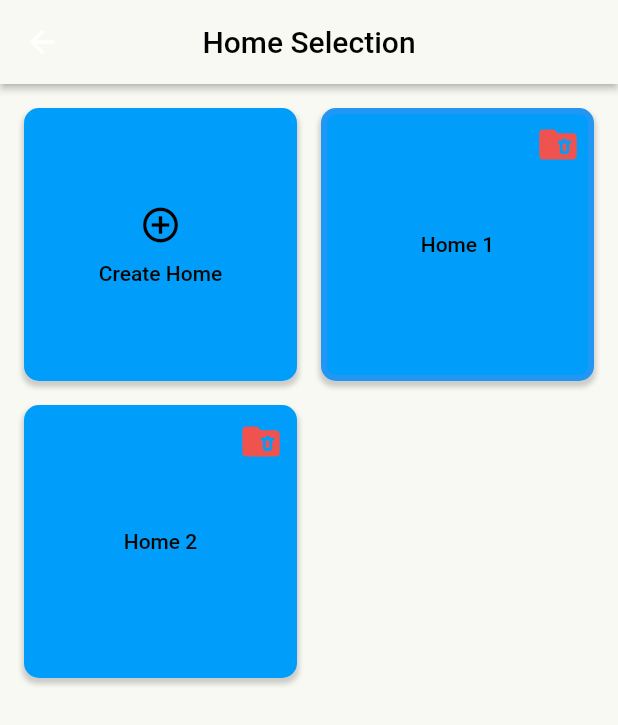
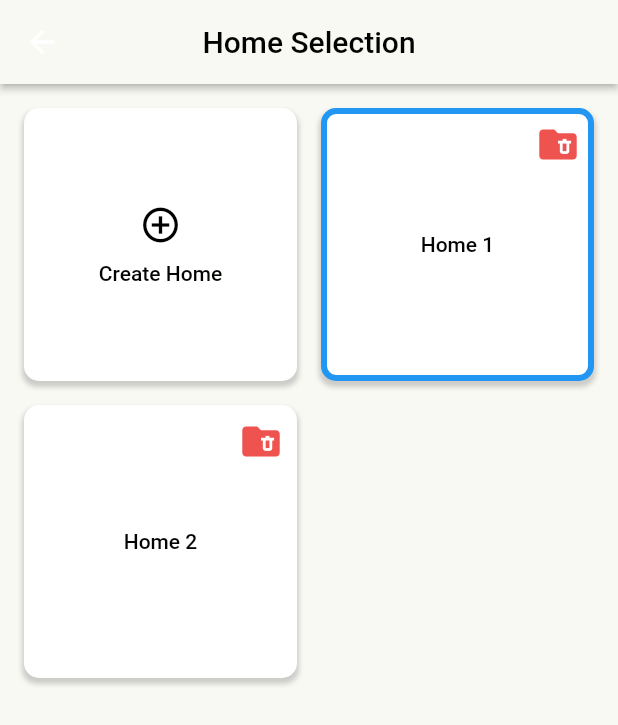
Before and after one commit to Gladson-Lalu/home_automation_v2, a Flutter app: the HomeSelectionScreen screen opened by its route, on a phone screen of 412 x 824 dp. Shown: the top 725 px of the screen. Run offline on Flutter 3.47's test engine with Material 2 defaults, Android fonts, the phone set to English and light mode, and no system bars; our stand-ins replace animated_text_kit, double_back_to_close_app, firebase_auth, firebase_core, firebase_database, flutter_bluetooth_serial and 10 more; missing offline and left inert: system_settings; accounts and stored records are empty.

```diff
--- a/lib/domain/model/user_model.dart
+++ b/lib/domain/model/user_model.dart
@@ -14,6 +14,7 @@ class UserModel {
   //toJSON
   Map<String, dynamic> toJson() {
     return {
+      'uuid': uuid,
       'name': name,
       'email': email,
       'password': password,
--- a/lib/domain/provider/bluetooth_serial_service.dart
+++ b/lib/domain/provider/bluetooth_serial_service.dart
@@ -99,7 +99,8 @@ class BluetoothSerialService {
 
   void writeData(String data) {
     if (_connection != null && _connection!.isConnected) {
-      _connection!.output.add(Uint8List.fromList(utf8.encode(data)));
-    }
+
+      _connection!.output.add(utf8.encoder.convert(data));
+          }
   }
 }
--- a/lib/view/bluetooth/bluetooth_screen_controller.dart
+++ b/lib/view/bluetooth/bluetooth_screen_controller.dart
@@ -104,6 +104,7 @@ class BluetoothScreenController extends GetxController {
   }
 
   void sendCredentials() {
+    try {
       _getStorage.write('wifiSSID', wifiSSIDController.text);
       _getStorage.write('wifiPassword', wifiPasswordController.text);
       final String home =
@@ -111,7 +112,10 @@ class BluetoothScreenController extends GetxController {
       final email = Get.find<AppController>().currentUser!.email;
       final password = Get.find<AppController>().currentUser!.password;
       final String message =
-        'room:${roomNameController.text}||home:$home||email:$email||password:$password||ssid:${wifiSSIDController.text};wifiPWD:${wifiPasswordController.text}';
+          "emailS${email}emailE:passS${password}passE:homeS${home}homeE:roomS${roomNameController.text}roomE:wifiS${wifiSSIDController.text}wifiE:wPassS${wifiPasswordController.text}wPassE";
       _bluetoothSerialService.writeData(message);
+    } catch (e) {
+      AppToast.show('Error: ${e.toString()}');
     }
   }
+}
--- a/lib/view/home/widget/app_bar/home_app_bar.dart
+++ b/lib/view/home/widget/app_bar/home_app_bar.dart
@@ -67,7 +67,7 @@ class HomeAppBar extends StatelessWidget {
                   Get.offAllNamed('/homeSelection');
                 },
                 child: Icon(
-                  Icons.logout,
+                  Icons.home,
                   size: 30,
                   // ignore: deprecated_member_use
                   color: Theme.of(context).textTheme.labelMedium!.color,
--- a/lib/view/home_selection/widgets/create_home_card.dart
+++ b/lib/view/home_selection/widgets/create_home_card.dart
@@ -103,7 +103,7 @@ class CreateHomeCard extends StatelessWidget {
       child: Container(
         padding: const EdgeInsets.all(10),
         decoration: BoxDecoration(
-          color: Theme.of(context).cardColor,
+          color: Theme.of(context).primaryColor,
           borderRadius: BorderRadius.circular(10),
           boxShadow: [
             BoxShadow(
--- a/lib/view/home_selection/widgets/home_card.dart
+++ b/lib/view/home_selection/widgets/home_card.dart
@@ -21,7 +21,7 @@ class HomeCard extends StatelessWidget {
         Container(
           padding: const EdgeInsets.all(10),
           decoration: BoxDecoration(
-            color: Theme.of(context).cardColor,
+            color: Theme.of(context).primaryColor,
             borderRadius: BorderRadius.circular(10),
             border: Border.all(
               color: Get.find<HomeScreenController>().selectedHome.value == home
```
Lines whose indentation alone changed are shown as unchanged.
